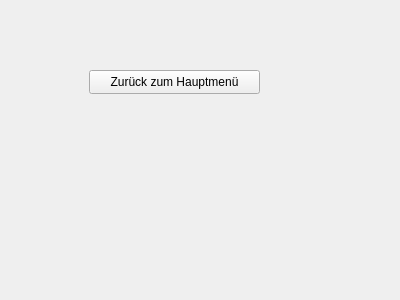
Before: the Qt Designer form editor.ui in RoeschFlo/yoga_app, drawn with Qt 5.
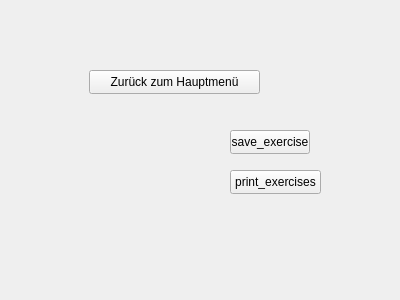
After: the same form once the commit is applied.

Commit message: added input window for exercises

The edit to the form file:
```diff
--- a/editor.ui
+++ b/editor.ui
@@ -26,6 +26,32 @@
     <string>Zurück zum Hauptmenü</string>
    </property>
   </widget>
+  <widget class="QPushButton" name="pbtn_save_exercises">
+   <property name="geometry">
+    <rect>
+     <x>230</x>
+     <y>130</y>
+     <width>80</width>
+     <height>24</height>
+    </rect>
+   </property>
+   <property name="text">
+    <string>save_exercise</string>
+   </property>
+  </widget>
+  <widget class="QPushButton" name="pbtn_print_exercise">
+   <property name="geometry">
+    <rect>
+     <x>230</x>
+     <y>170</y>
+     <width>91</width>
+     <height>24</height>
+    </rect>
+   </property>
+   <property name="text">
+    <string>print_exercises</string>
+   </property>
+  </widget>
  </widget>
  <resources/>
  <connections/>
```
The commit also changes 8 other files.
